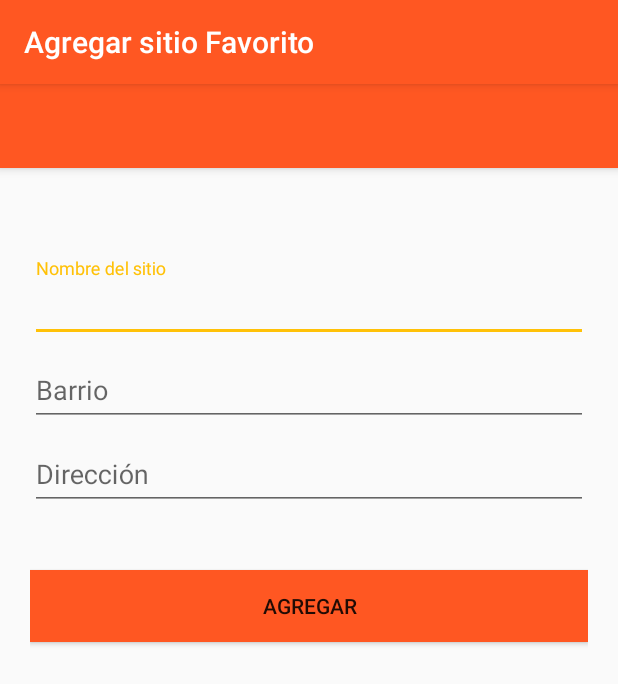
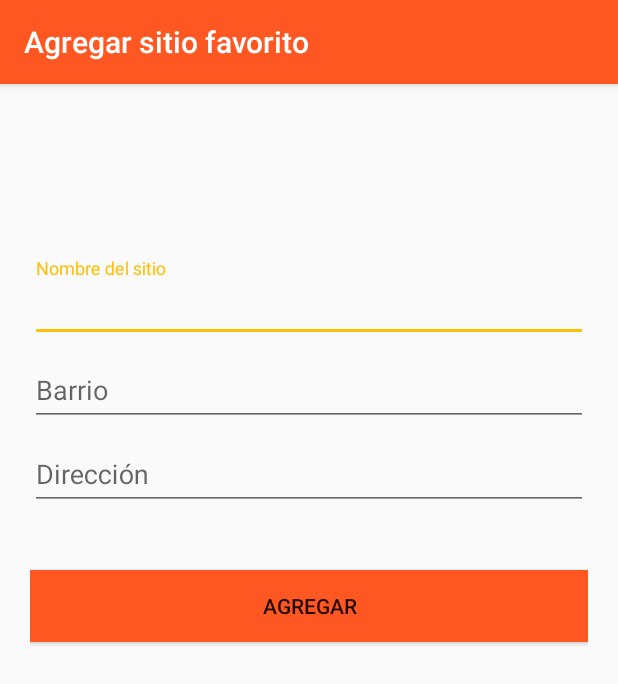
Before and after one commit to LauraCortes/PlanIt, an Android app: the AgregarSitioActivity screen opened directly, with no data from a screen before it, on a phone screen of 412 x 824 dp. Shown: the top 684 px of the screen. Run offline under Robolectric (Android 15) with nearby library versions, the phone set to English and light mode, and no system bars.

Commit message:
Arreglada barra de título de pantalla agregar

```diff
--- a/app/src/main/java/com/example/laura/planit/AgregarSitioActivity.java
+++ b/app/src/main/java/com/example/laura/planit/AgregarSitioActivity.java
@@ -14,12 +14,10 @@
     @Override
     protected void onCreate(Bundle savedInstanceState) {
         super.onCreate(savedInstanceState);
-        toolbar = (Toolbar) findViewById(R.id.toolbarAgregarSitio);
         setContentView(R.layout.activity_agregar_sitios);
-        System.out.println("antes");
-        setSupportActionBar(toolbar);
-        getSupportActionBar().setTitle("Agregar sitio Favorito");
-        System.out.println("ahora");
+        getSupportActionBar().setTitle("Agregar sitio favorito");
+
+
 
     }
 
--- a/app/src/main/res/layout/activity_agregar_sitios.xml
+++ b/app/src/main/res/layout/activity_agregar_sitios.xml
@@ -4,20 +4,8 @@
     android:layout_width="match_parent"
     android:layout_height="match_parent">
 
-    <android.support.design.widget.AppBarLayout
-        android:layout_width="match_parent"
-        android:layout_height="wrap_content"
-        android:theme="@style/ThemeOverlay.AppCompat.Dark.ActionBar">
 
-        <android.support.v7.widget.Toolbar
-            android:id="@+id/toolbarAgregarSitio"
-            android:layout_width="match_parent"
-            android:layout_height="?attr/actionBarSize"
-            android:background="?attr/colorPrimary"
-            app:layout_scrollFlags="scroll|enterAlways"
-            app:popupTheme="@style/ThemeOverlay.AppCompat.Light">
-        </android.support.v7.widget.Toolbar>
-    </android.support.design.widget.AppBarLayout>
+
 
     <LinearLayout
         android:layout_width="fill_parent"
```
